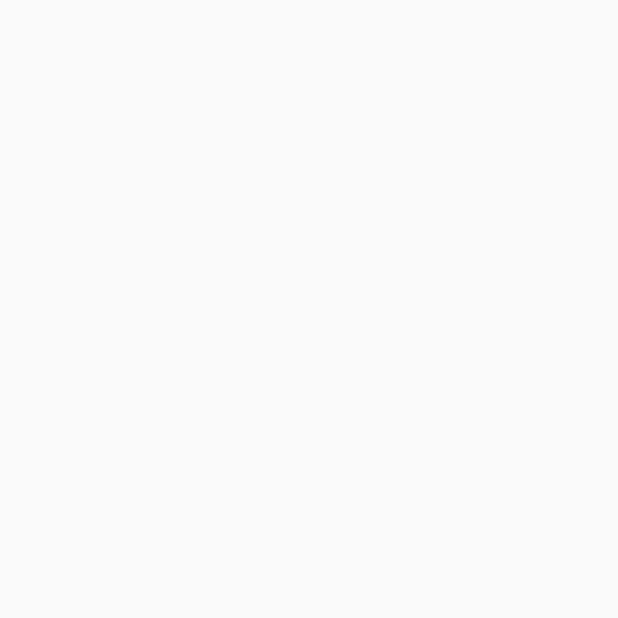
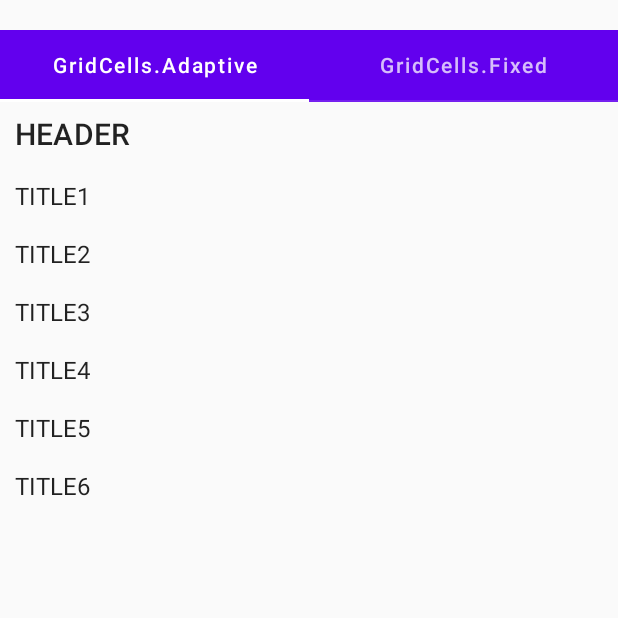
Before and after one commit to olivia-soy/lazy-vertical-title-grid, an Android app built with Jetpack Compose: the screen it shows after launch (MainActivity), on a phone screen of 412 x 824 dp, the top half of it. Before the commit the part shown is empty. Run offline under Robolectric (Android 15) with nearby library versions, the phone set to English and light mode, and no system bars; our stand-ins replace accompanist; pictures from the network do not load; 2 statements that could not run were skipped.

Commit message:
feat: Apply sample code

```diff
--- a/sample/build.gradle
+++ b/sample/build.gradle
@@ -31,6 +31,10 @@ android {
     }
     kotlinOptions {
         jvmTarget = '1.8'
+        freeCompilerArgs += [
+                "-Xopt-in=androidx.compose.foundation.ExperimentalFoundationApi",
+                "-Xopt-in=com.google.accompanist.pager.ExperimentalPagerApi"
+        ]
     }
     buildFeatures {
         compose true
@@ -58,6 +62,9 @@ dependencies {
     androidTestImplementation 'androidx.test.espresso:espresso-core:3.4.0'
     androidTestImplementation "androidx.compose.ui:ui-test-junit4:$compose_version"
     debugImplementation "androidx.compose.ui:ui-tooling:$compose_version"
+    implementation "com.google.accompanist:accompanist-pager:0.20.3"
 
     implementation 'io.coil-kt:coil-compose:2.0.0-rc01'
+
+    implementation 'com.github.olivia-soy:lazy-vertical-title-grid:1.0.2'
 }
--- a/sample/src/main/java/com/olivia/lazyverticaltitlegrid/MainActivity.kt
+++ b/sample/src/main/java/com/olivia/lazyverticaltitlegrid/MainActivity.kt
@@ -3,20 +3,26 @@ package com.olivia.lazyverticaltitlegrid
 import android.os.Bundle
 import androidx.activity.ComponentActivity
 import androidx.activity.compose.setContent
-import androidx.compose.foundation.ExperimentalFoundationApi
+import androidx.compose.foundation.layout.*
+import androidx.compose.foundation.lazy.GridCells
+import androidx.compose.material.MaterialTheme
+import androidx.compose.material.Tab
+import androidx.compose.material.TabRow
 import androidx.compose.material.Text
 import androidx.compose.runtime.Composable
-import androidx.compose.ui.tooling.preview.Preview
+import androidx.compose.runtime.rememberCoroutineScope
+import androidx.compose.ui.Alignment
+import androidx.compose.ui.Modifier
+import androidx.compose.ui.layout.ContentScale
+import androidx.compose.ui.unit.dp
+import coil.compose.AsyncImage
+import com.google.accompanist.pager.HorizontalPager
+import com.google.accompanist.pager.PagerState
+import com.google.accompanist.pager.rememberPagerState
 import com.olivia.lazyverticaltitlegrid.ui.theme.LazyVerticalTitleGridTheme
+import com.olivia.lazyverticaltitlegridlibrary.LazyVerticalTitleGrid
+import kotlinx.coroutines.launch
 
-class MainActivity : ComponentActivity() {
-    @OptIn(ExperimentalFoundationApi::class)
-    override fun onCreate(savedInstanceState: Bundle?) {
-        super.onCreate(savedInstanceState)
-        setContent {
-            LazyVerticalTitleGridTheme {
-/*
-                // A surface container using the 'background' color from the theme
 val data: List<Pair<String, List<String>>> = listOf(
     Pair(
         "TITLE1",
@@ -96,29 +102,56 @@ class MainActivity : ComponentActivity() {
             "https://cdn.pixabay.com/photo/2021/08/07/19/49/cosmea-6529220__480.jpg",
         )
     )
+)
 
+class MainActivity : ComponentActivity() {
+    override fun onCreate(savedInstanceState: Bundle?) {
+        super.onCreate(savedInstanceState)
+        setContent {
+            LazyVerticalTitleGridTheme {
+                val tabData = listOf(
+                    "GridCells.Adaptive",
+                    "GridCells.Fixed"
                 )
-                LazyVerticalTitleGrid(
-                    cells = GridCells.Adaptive(100.dp),
-                    title = { title ->
-                        Text(
-                            modifier = Modifier.fillMaxWidth()
-                                .padding(start = 16.dp, end = 16.dp, top = 4.dp, bottom = 8.dp),
-                            text = title,
-                            style = MaterialTheme.typography.body2,
-                            color = MaterialTheme.colors.onSurface.copy(alpha = ContentAlpha.medium)
-                        )
-                    },
-                    content = { content ->
-                        AsyncImage(
-                            contentScale = ContentScale.Crop,
-                            model = content,
-                            contentDescription = "content"
-                        )
-                    },
-                    data = data
-                )
-*/
+
+                val pagerState: PagerState = rememberPagerState()
+                val coroutineScope = rememberCoroutineScope()
+                val tabIndex = pagerState.currentPage
+
+                Column {
+                    TabRow(
+                        selectedTabIndex = tabIndex,
+                        modifier = Modifier.padding(top = 20.dp)
+                    ) {
+                        tabData.forEachIndexed { index, text ->
+                            Tab(selected = tabIndex == index, onClick = {
+                                coroutineScope.launch {
+                                    pagerState.animateScrollToPage(index)
+                                }
+                            }, text = {
+                                Text(text = text)
+                            })
+                        }
+                    }
+                    HorizontalPager(
+                        state = pagerState,
+                        count = tabData.size
+                    ) { index ->
+                        Column(
+                            modifier = Modifier.fillMaxSize(),
+                            verticalArrangement = Arrangement.Center,
+                            horizontalAlignment = Alignment.CenterHorizontally
+                        ) {
+                            if (index == 0) {
+                                // GridCells.Adaptive ver
+                                LazyVerticalTitleGridPage(cells = GridCells.Adaptive(100.dp))
+                            } else {
+                                // GridCells.Fixed ver
+                                LazyVerticalTitleGridPage(cells = GridCells.Fixed(4))
+                            }
+                        }
+                    }
+                }
 
             }
         }
@@ -126,14 +159,33 @@ class MainActivity : ComponentActivity() {
 }
 
 @Composable
-fun Greeting(name: String) {
-    Text(text = "Hello $name!")
+private fun LazyVerticalTitleGridPage(
+    cells: GridCells
+) {
+    LazyVerticalTitleGrid(
+        cells = cells,
+        title = { title ->
+            Text(
+                modifier = Modifier.fillMaxWidth().padding(10.dp),
+                text = title,
+                style = MaterialTheme.typography.body1
+            )
+        },
+        content = { content ->
+            AsyncImage(
+                modifier = Modifier.fillMaxWidth().aspectRatio(1f),
+                contentScale = ContentScale.Crop,
+                model = content,
+                contentDescription = "content"
+            )
+        },
+        data = data,
+        header = {  //nullable
+            Text(
+                modifier = Modifier.fillMaxWidth().padding(10.dp),
+                text = "HEADER",
+                style = MaterialTheme.typography.h6
+            )
         }
-
-@Preview(showBackground = true)
-@Composable
-fun DefaultPreview() {
-    LazyVerticalTitleGridTheme {
-        Greeting("Android")
+    )
 }
-}
```
Lines whose indentation alone changed are shown as unchanged.
